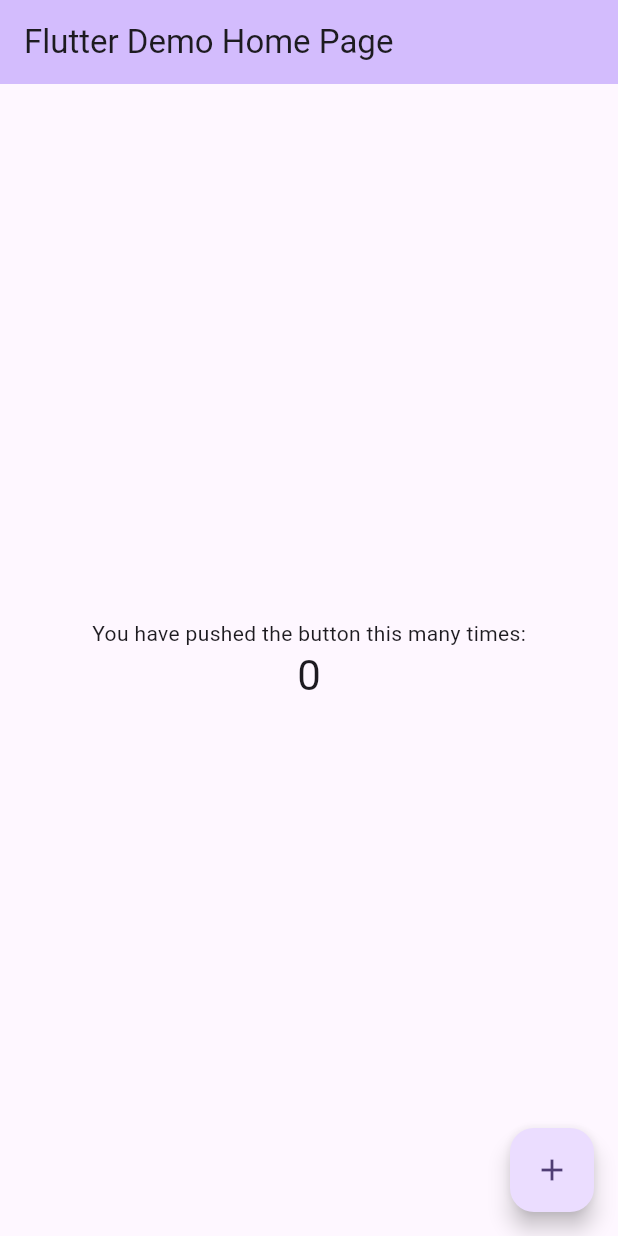
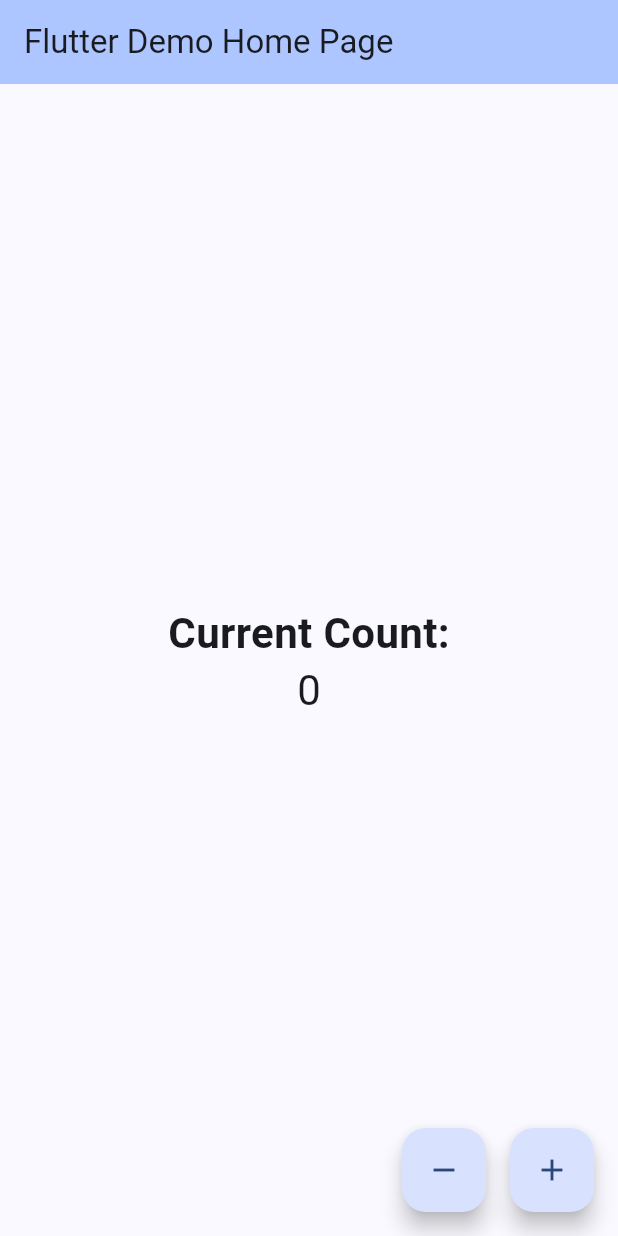
Before and after one commit to fsnyman/flutter-course-lessons, a Flutter app: the screen it shows after launch, on a phone screen of 412 x 824 dp. Run offline on Flutter 3.47's test engine with Material 2 defaults, Android fonts, the phone set to English and light mode, and no system bars.

Commit message:
Add minus function to default app

```diff
--- a/Flutter Course - Vandad Nahavandipoor/00_first_flutter_app/lib/main.dart
+++ b/Flutter Course - Vandad Nahavandipoor/00_first_flutter_app/lib/main.dart
@@ -1,4 +1,6 @@
 import 'package:flutter/material.dart';
+
+const age = 27;
 
 void main() {
   runApp(const MyApp());
@@ -28,7 +30,7 @@ class MyApp extends StatelessWidget {
         //
         // This works for code too, not just values: Most code changes can be
         // tested with just a hot reload.
-        colorScheme: ColorScheme.fromSeed(seedColor: Colors.deepPurple),
+        colorScheme: ColorScheme.fromSeed(seedColor: Colors.blueAccent, brightness: Brightness.light),
         useMaterial3: true,
       ),
       home: const MyHomePage(title: 'Flutter Demo Home Page'),
@@ -65,6 +67,17 @@ class _MyHomePageState extends State<MyHomePage> {
       // _counter without calling setState(), then the build method would not be
       // called again, and so nothing would appear to happen.
       _counter++;
+    });
+  }
+
+  void _decrementCounter() {
+    setState(() {
+      // This call to setState tells the Flutter framework that something has
+      // changed in this State, which causes it to rerun the build method below
+      // so that the display can reflect the updated values. If we changed
+      // _counter without calling setState(), then the build method would not be
+      // called again, and so nothing would appear to happen.
+      _counter--;
     });
   }
 
@@ -105,9 +118,7 @@ class _MyHomePageState extends State<MyHomePage> {
           // wireframe for each widget.
           mainAxisAlignment: MainAxisAlignment.center,
           children: <Widget>[
-            const Text(
-              'You have pushed the button this many times:',
-            ),
+            const Text('Current Count:', style: TextStyle(fontSize: 28, fontWeight: FontWeight.bold)),
             Text(
               '$_counter',
               style: Theme.of(context).textTheme.headlineMedium,
@@ -115,10 +126,22 @@ class _MyHomePageState extends State<MyHomePage> {
           ],
         ),
       ),
-      floatingActionButton: FloatingActionButton(
-        onPressed: _incrementCounter,
-        tooltip: 'Increment',
-        child: const Icon(Icons.add),
+
+      floatingActionButton: Row(
+        mainAxisAlignment: MainAxisAlignment.end,
+        children: [
+          FloatingActionButton(
+            onPressed: _decrementCounter, //_decrementCounter,
+            tooltip: 'Decrement',
+            child: const Icon(Icons.remove),
+          ),
+          const SizedBox(width: 16),
+          FloatingActionButton(
+            onPressed: _incrementCounter,
+            tooltip: 'Increment',
+            child: const Icon(Icons.add),
+          ),
+        ],
       ), // This trailing comma makes auto-formatting nicer for build methods.
     );
   }
```
